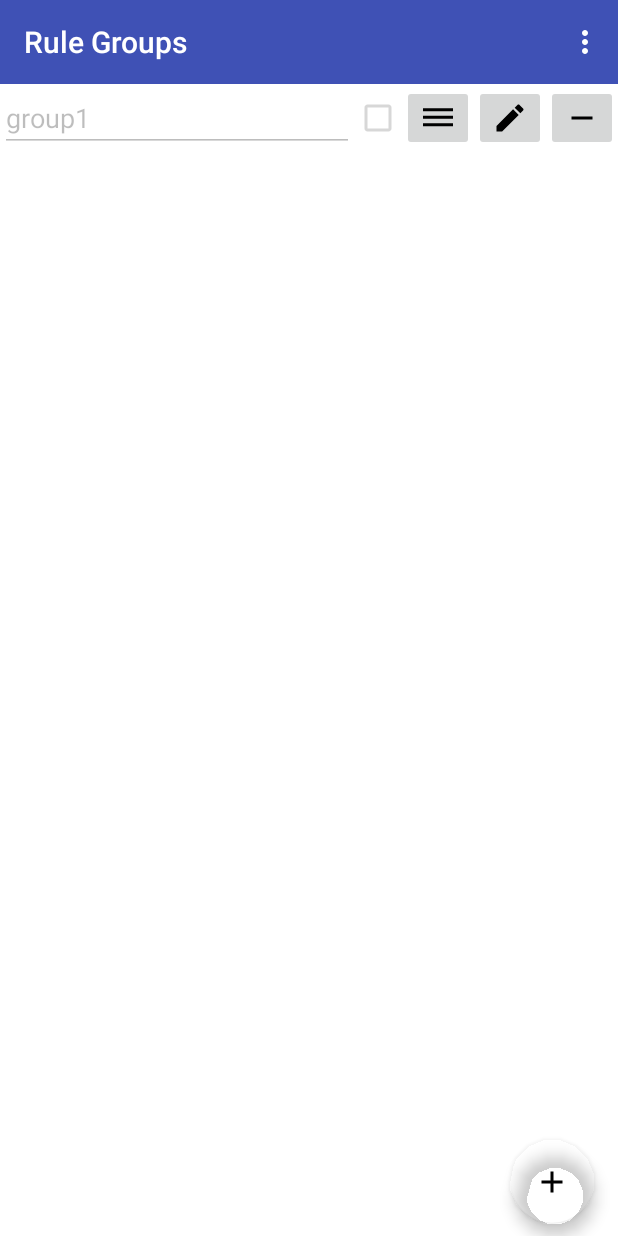
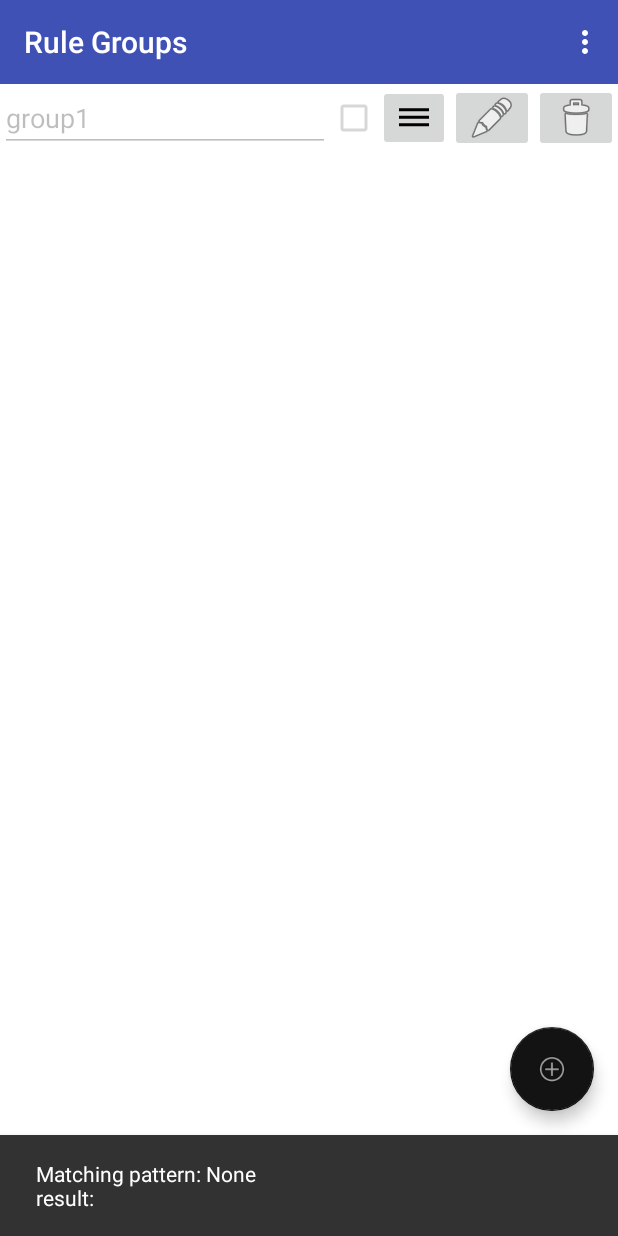
Before and after one commit to MeVoice/dialer, an Android app: the fragment RulesFragment placed in its activity, in the options menu, after a tap on "Groups", on a phone screen of 412 x 824 dp. Run offline under Robolectric (Android 15) with nearby library versions, the phone set to English and light mode, and no system bars; our stand-ins replace EventBus.

Commit message:
fix to issue #33

```diff
--- a/app/src/main/java/com/ebookfrenzy/dialerintent/RulesFragment.java
+++ b/app/src/main/java/com/ebookfrenzy/dialerintent/RulesFragment.java
@@ -4,6 +4,7 @@ package com.ebookfrenzy.dialerintent;
 import android.content.Context;
 import android.graphics.Color;
 import android.os.Bundle;
+import android.support.design.widget.Snackbar;
 import android.support.v4.app.Fragment;
 import android.support.v7.widget.LinearLayoutManager;
 import android.support.v7.widget.RecyclerView;
@@ -77,7 +78,9 @@ public class RulesFragment extends CommonFragment  implements OnStartDragListene
                     matching_pattern = number.getMatchingRule().getPattern();
                     result = number.getResult();
                 }
-                Toast.makeText(context, "Matching pattern: " + matching_pattern + "\nresult: " + result, Toast.LENGTH_SHORT).show();
+                String message = "Matching pattern: " + matching_pattern + "\nresult: " + result;
+                Snackbar.make(v, message, Snackbar.LENGTH_INDEFINITE).show();
+                //Toast.makeText(context, "Matching pattern: " + matching_pattern + "\nresult: " + result, Toast.LENGTH_SHORT).show();
             }
         });
         return v;
--- a/app/src/main/res/layout/activity_main.xml
+++ b/app/src/main/res/layout/activity_main.xml
@@ -30,12 +30,10 @@
         android:id="@+id/fab"
         android:layout_width="wrap_content"
         android:layout_height="wrap_content"
-        android:layout_gravity="right|bottom"
-        android:layout_marginBottom="64dp"
+        android:layout_gravity="bottom|end"
+        android:layout_marginBottom="16dp"
         android:layout_marginRight="@dimen/md_keylines"
-        app:backgroundTint="@android:color/transparent"
-        app:layout_behavior="@string/appbar_scrolling_view_behavior"
         android:clickable="true"
         android:visibility="invisible"
-        android:src="@drawable/ic_plus" />
+        android:src="@android:drawable/ic_menu_add" />
 </android.support.design.widget.CoordinatorLayout>
--- a/app/src/main/res/layout/fragment_group.xml
+++ b/app/src/main/res/layout/fragment_group.xml
@@ -19,5 +19,11 @@
     android:layout_gravity="left|top"
     android:orientation="vertical"
     android:background="#ffffff">
-    <include layout="@layout/recycler_view"/>
+    <android.support.v7.widget.RecyclerView xmlns:android="http://schemas.android.com/apk/res/android"
+        android:id="@+id/my_recycler_view"
+        android:layout_width="match_parent"
+        android:layout_height="match_parent"
+        android:clipToPadding="false"
+        android:scrollbars="vertical">
+    </android.support.v7.widget.RecyclerView>
 </LinearLayout>
--- a/app/src/main/res/layout/fragment_group_add.xml
+++ b/app/src/main/res/layout/fragment_group_add.xml
@@ -23,5 +23,5 @@
             android:layout_width="wrap_content"
             android:layout_height="wrap_content"
             android:layout_gravity="top|center_vertical|right"
-            android:src="@drawable/ic_plus" />
+            android:src="@android:drawable/ic_menu_save" />
 </LinearLayout>
--- a/app/src/main/res/layout/fragment_rule.xml
+++ b/app/src/main/res/layout/fragment_rule.xml
@@ -27,7 +27,7 @@
             android:layout_width="wrap_content"
             android:layout_height="wrap_content"
             android:layout_gravity="right"
-            android:src="@drawable/ic_done" />
+            android:src="@android:drawable/ic_media_play" />
     </LinearLayout>
     <android.support.v7.widget.RecyclerView xmlns:android="http://schemas.android.com/apk/res/android"
         xmlns:app="http://schemas.android.com/apk/res-auto"
--- a/app/src/main/res/layout/fragment_rule_add.xml
+++ b/app/src/main/res/layout/fragment_rule_add.xml
@@ -47,6 +47,6 @@
             android:layout_width="wrap_content"
             android:layout_height="wrap_content"
             android:layout_gravity="center_vertical|right"
-            android:src="@drawable/ic_plus"/>
+            android:src="@android:drawable/ic_menu_save"/>
     </LinearLayout>
 </LinearLayout>
--- a/app/src/main/res/layout/group_edit.xml
+++ b/app/src/main/res/layout/group_edit.xml
@@ -38,14 +38,14 @@
             android:layout_height="wrap_content"
             android:layout_gravity="center_vertical|right"
             android:visibility="invisible"
-            android:src="@drawable/ic_done" />
+            android:src="@android:drawable/ic_menu_save" />
 
         <ImageButton
             android:id="@+id/group_edit_button"
             android:layout_width="wrap_content"
             android:layout_height="wrap_content"
             android:layout_gravity="center_vertical|right"
-            android:src="@drawable/ic_edit" />
+            android:src="@android:drawable/ic_menu_edit" />
     </FrameLayout>
 
     <FrameLayout
@@ -57,7 +57,7 @@
             android:layout_width="wrap_content"
             android:layout_height="wrap_content"
             android:layout_gravity="center_vertical|right"
-            android:src="@drawable/ic_minus" />
+            android:src="@android:drawable/ic_menu_delete" />
 
         <ImageButton
             android:id="@+id/group_edit_cancel"
@@ -65,6 +65,6 @@
             android:layout_height="wrap_content"
             android:layout_gravity="center_vertical|right"
             android:visibility="invisible"
-            android:src="@drawable/ic_cancel" />
+            android:src="@android:drawable/ic_menu_close_clear_cancel" />
     </FrameLayout>
 </LinearLayout>
```
Also changed, not shown: app/src/main/res/layout/rule_edit.xml (+4 -4 lines).
